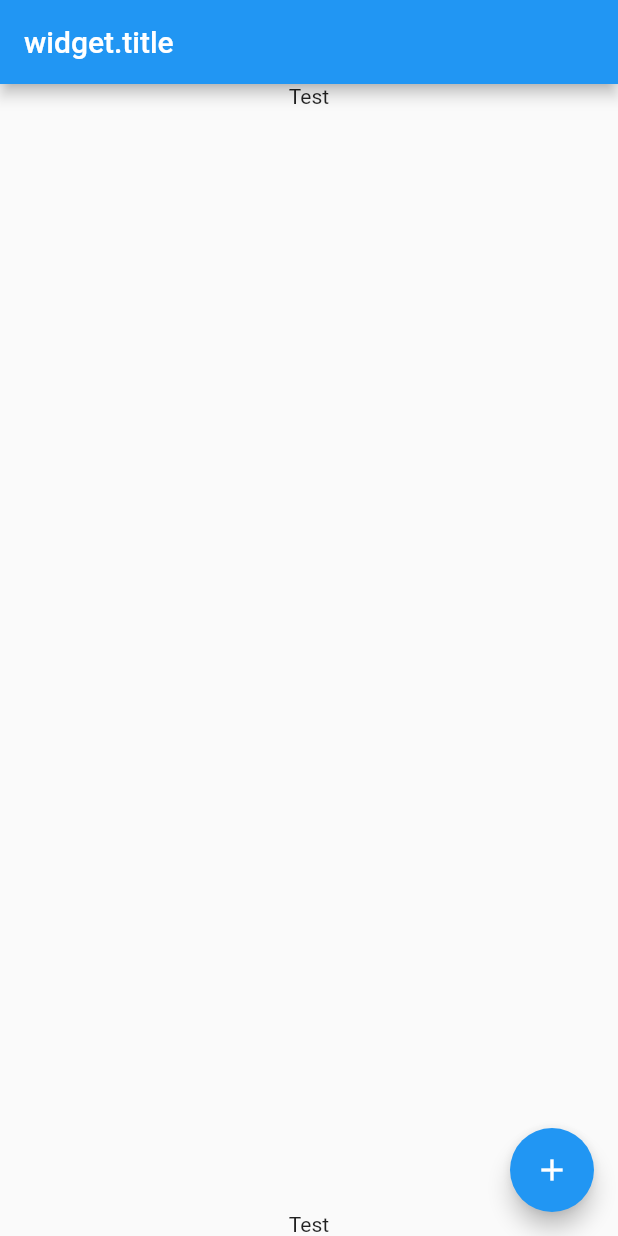
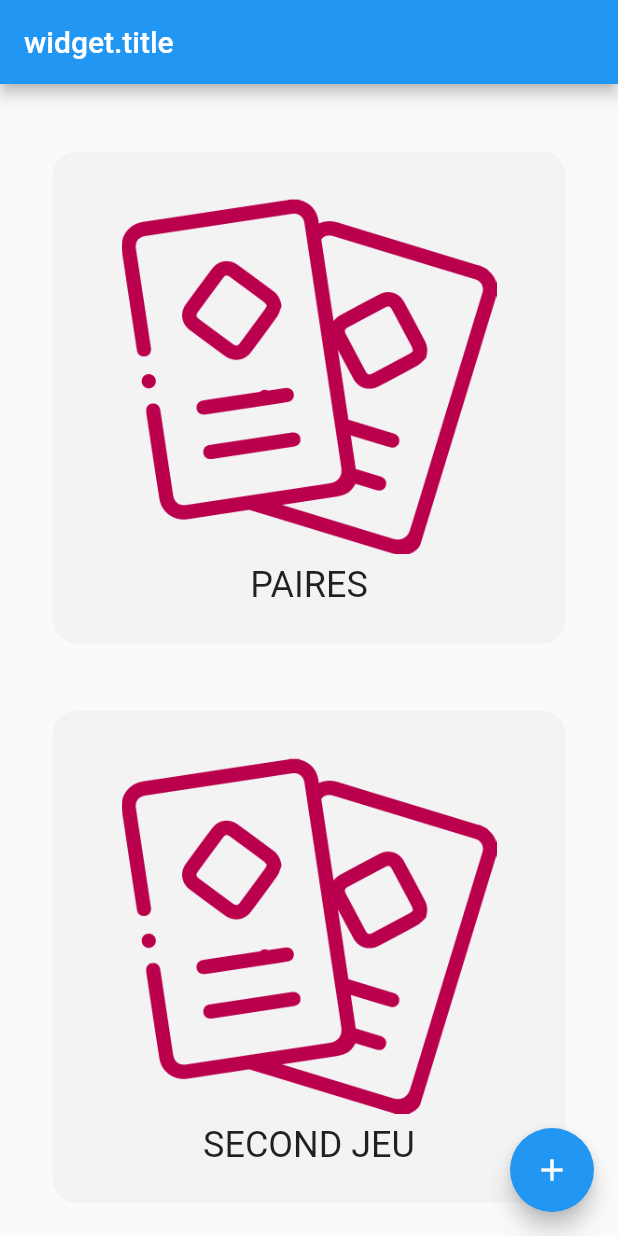
Before and after one commit to ChristopheLeonardi/flutter, a Flutter app: the screen it shows after launch, on a phone screen of 412 x 824 dp. Run offline on Flutter 3.47's test engine with Material 2 defaults, Android fonts, the phone set to English and light mode, and no system bars; Roboto replaces fonts that are missing (Luxia).

Commit message:
save 12h00

```diff
--- /dev/null
+++ b/lib/components/inputButton.dart
@@ -0,0 +1,40 @@
+import 'package:flutter/material.dart';
+import '../game/paire.dart';
+
+class InputButton extends StatefulWidget {
+  const InputButton({Key? key, required this.name, required this.urlImage})
+      : super(key: key);
+  final String name;
+  final String urlImage;
+  @override
+  State<InputButton> createState() => _InputButtonState();
+}
+
+class _InputButtonState extends State<InputButton> {
+  @override
+  Widget build(BuildContext context) {
+    return Container(
+      margin: const EdgeInsets.fromLTRB(25, 35, 25, 10),
+      decoration: BoxDecoration(
+        borderRadius: BorderRadius.circular(16),
+        color: Color.fromARGB(255, 243, 243, 243),
+      ),
+      child: Container(
+          padding: EdgeInsets.all(25),
+          child: RawMaterialButton(
+              onPressed: () {
+                print("test");
+              },
+              child: Column(children: [
+                Image.asset(
+                  '${widget.urlImage}',
+                  width: 250,
+                  height: 250,
+                ),
+                Text(widget.name.toUpperCase(),
+                    style: const TextStyle(
+                        fontWeight: FontWeight.w400, fontSize: 24))
+              ]))),
+    );
+  }
+}
--- a/lib/game/paire.dart
+++ b/lib/game/paire.dart
@@ -0,0 +1,19 @@
+import 'package:flutter/material.dart';
+import 'package:flutter/src/foundation/key.dart';
+import 'package:flutter/src/widgets/framework.dart';
+
+class Paire extends StatefulWidget {
+  const Paire({Key? key}) : super(key: key);
+
+  @override
+  State<Paire> createState() => _MyWidgetState();
+}
+
+class _MyWidgetState extends State<Paire> {
+  @override
+  Widget build(BuildContext context) {
+    return Scaffold(
+      body: Text("test"),
+    );
+  }
+}
--- a/lib/home.dart
+++ b/lib/home.dart
@@ -1,8 +1,7 @@
 /* Create mosaique des jeu */
 
 import 'package:flutter/material.dart';
-import 'package:flutter/src/foundation/key.dart';
-import 'package:flutter/src/widgets/framework.dart';
+import 'components/inputButton.dart';
 
 class Home extends StatefulWidget {
   const Home({Key? key}) : super(key: key);
@@ -23,14 +22,16 @@ class _HomeState extends State<Home> {
       body: Center(
         // Center is a layout widget. It takes a single child and positions it
         // in the middle of the parent.
-        child: Column(
-          mainAxisAlignment: MainAxisAlignment.spaceBetween,
-          children: const <Widget>[
-            Text(
-              'Test',
+        child: ListView(
+          padding: const EdgeInsets.all(10),
+          children: <Widget>[
+            InputButton(
+              name: "paires",
+              urlImage: "assets/ico-paire.png",
             ),
-            Text(
-              'Test',
+            InputButton(
+              name: "Second jeu",
+              urlImage: "assets/ico-paire.png",
             ),
           ],
         ),
--- a/lib/main.dart
+++ b/lib/main.dart
@@ -1,6 +1,6 @@
 import 'package:flutter/material.dart';
-//import 'game/paire.dart';
 import 'home.dart';
+import 'game/paire.dart';
 
 void main() {
   runApp(const MyApp());
@@ -12,13 +12,14 @@ class MyApp extends StatelessWidget {
   @override
   Widget build(BuildContext context) {
     return MaterialApp(
-        title: 'Flutter Demo',
+        title: 'Jeux de Carte',
         theme: ThemeData(
           primarySwatch: Colors.blue,
+          fontFamily: 'Luxia',
         ),
         routes: {
           '/': (context) => Home(),
-          //'/paire': (context) => Paire(),
+          '/paire': (context) => Paire(),
         });
   }
 }
```
Also changed, not shown: pubspec.yaml (+13 -2 lines), assets/fonts/Luxia-Display.otf (added), assets/fonts/Montserrat-Light.ttf (added), assets/fonts/Montserrat-Regular.ttf (added).
